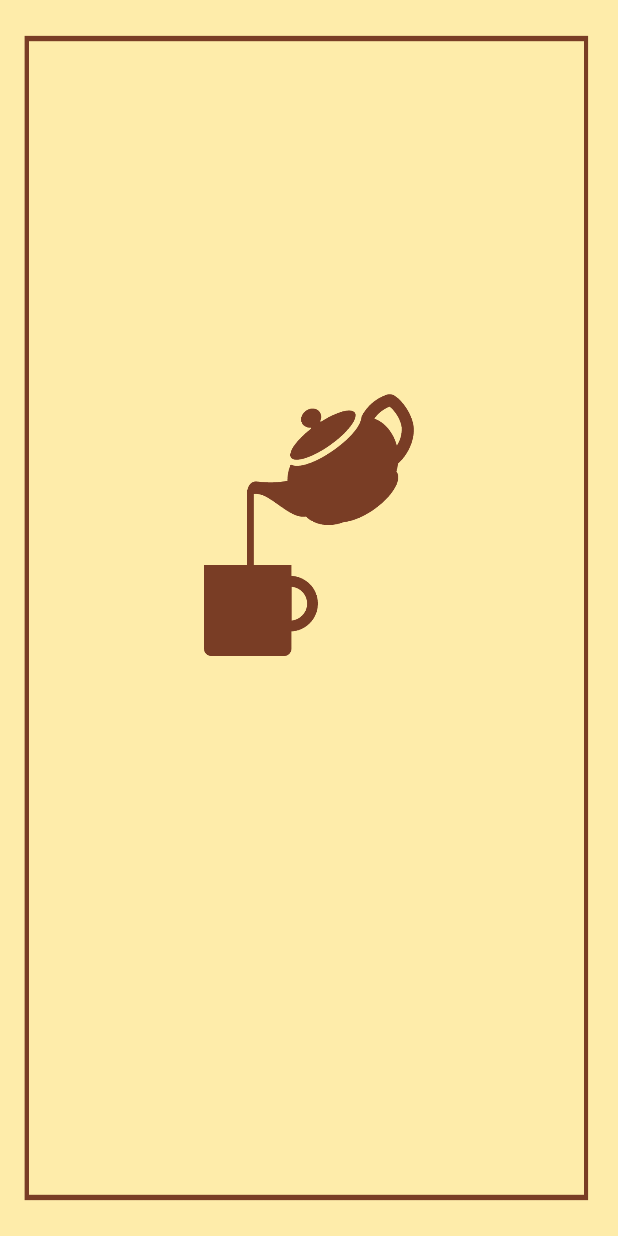
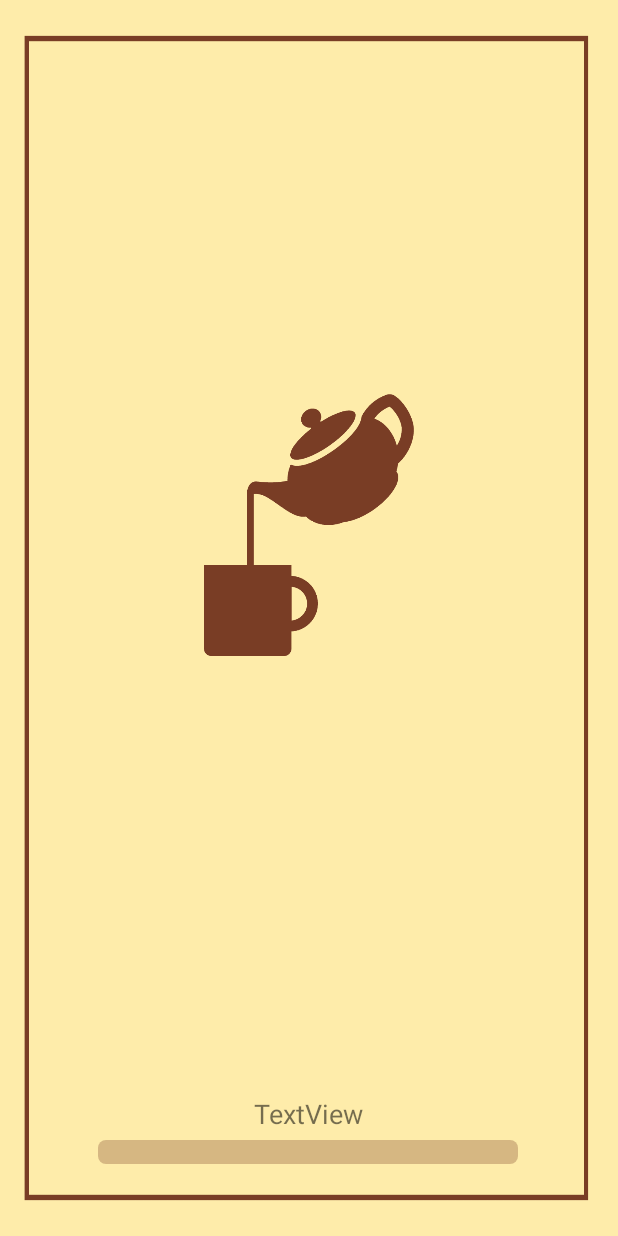
Before and after one commit to EcoffeeProject/EcoffeeApp, an Android app: the ReadyActivity screen opened directly, with no data from a screen before it, on a phone screen of 412 x 824 dp. Run offline under Robolectric (Android 15) with nearby library versions, the phone set to English and light mode, and no system bars; our stand-ins replace Volley; network calls fail; 1 statement that could not run was skipped.

Commit message:
로딩바추가,오류수정, 제출전 최종

```diff
--- a/app/src/main/AndroidManifest.xml
+++ b/app/src/main/AndroidManifest.xml
@@ -21,7 +21,8 @@
         <activity android:name=".MainActivity"/>
         <activity android:name=".JoinActivity"/>
         <activity android:name=".DepositActivity"/>
-        <activity android:name=".ReadyActivity"></activity>
+        <activity android:name=".ReadyActivity">
+        </activity>
         <activity android:name=".SplashActivity">
             <intent-filter>
                 <action android:name="android.intent.action.MAIN" />
--- a/app/src/main/java/com/example/ecoffe/Infomation.java
+++ b/app/src/main/java/com/example/ecoffe/Infomation.java
@@ -18,4 +18,6 @@ public class Infomation {
     final static public int PaySuccess=5;
     final static public int PayUseCoupon=6;
 
+    final static public int Finish=7;
+
 }
--- a/app/src/main/java/com/example/ecoffe/ReadyActivity.java
+++ b/app/src/main/java/com/example/ecoffe/ReadyActivity.java
@@ -1,6 +1,7 @@
 package com.example.ecoffe;
 
 import android.annotation.SuppressLint;
+import android.app.ProgressDialog;
 import android.content.Intent;
 import android.os.Bundle;
 import android.os.Handler;
@@ -22,21 +23,34 @@ import org.json.JSONObject;
 
 import java.io.Serializable;
 
+import androidx.appcompat.app.AppCompatActivity;
+import android.os.AsyncTask;
+import android.os.Bundle;
+import android.os.Handler;
+import android.view.View;
+import android.widget.ProgressBar;
+import android.widget.TextView;
+
+
+
 public class ReadyActivity extends AppCompatActivity implements  Serializable {
     TextView tv_ready,tv_ready2,tv_ready3,tv_ready4,tv_ready5,tv_ready6,tv_ready7,tv_ready8;
     Intent intent;
     User user;
-
+    private TextView tv_bar;
+    private ProgressBar mProgressBar;
     protected void onCreate(Bundle savedInstanceStare) {
 
         intent = getIntent();
         user = (User) intent.getSerializableExtra("user");    //바뀐 User정보 update필요 (스탬프, 잔액, 쿠폰 등)
-
+        updateUserInfo();
 
         super.onCreate(savedInstanceStare);
         setContentView(R.layout.activity_ready);
+        tv_bar = (TextView) findViewById(R.id.tv_bar);
+        mProgressBar = findViewById(R.id.progressBar);
 
-
+        new DownloadTask().execute();
 
         tv_ready = (TextView) findViewById(R.id.tv_ready);  //화면 바뀌는 동작
         tv_ready2 = (TextView) findViewById(R.id.tv_ready2);
@@ -112,12 +126,43 @@ public class ReadyActivity extends AppCompatActivity implements  Serializable {
         new Handler().postDelayed(new Runnable() {
             @Override
             public void run() {
-                updateUserInfo();
+                tv_ready8.startAnimation(anim8);
+                tv_ready7.startAnimation(anim7);
+                tv_ready6.startAnimation(anim6);
+                tv_ready5.startAnimation(anim5);
+                tv_ready4.startAnimation(anim4);
+                tv_ready3.startAnimation(anim3);
+                tv_ready2.startAnimation(anim2);
+                tv_ready.startAnimation(anim);
+
+            }
+        }, 10000); //10초뒤에 실행되는 쓰레드
+
+        new Handler().postDelayed(new Runnable() {
+            @Override
+            public void run() {
+                tv_ready8.startAnimation(anim8);
+                tv_ready7.startAnimation(anim7);
+                tv_ready6.startAnimation(anim6);
+                tv_ready5.startAnimation(anim5);
+                tv_ready4.startAnimation(anim4);
+                tv_ready3.startAnimation(anim3);
+                tv_ready2.startAnimation(anim2);
+                tv_ready.startAnimation(anim);
+
+            }
+        }, 15000); //15초뒤에 실행되는 쓰레드
+
+
+        new Handler().postDelayed(new Runnable() {
+            @Override
+            public void run() {
                 Intent intent = new Intent(ReadyActivity.this, MainActivity.class); //화면 전환
+                intent.putExtra("user",user);
                 startActivity(intent);
                 finish();
             }
-        }, 10000);
+        }, 20000); //20초뒤에 실행
 
     }
 
@@ -152,4 +197,49 @@ public class ReadyActivity extends AppCompatActivity implements  Serializable {
     }
 
 
+
+
+        //로딩바 클래스
+
+        class DownloadTask extends AsyncTask<Void, Integer, Void>{
+
+            @Override
+            protected void onPreExecute() {
+                super.onPreExecute();
+            }
+
+            @Override
+            protected Void doInBackground(Void... voids) {
+                for (int i = 0; i <= 100; i++){
+                    try {
+                        Thread.sleep(190);                  //0.1초 간격으로 sleep
+                    } catch (InterruptedException e) {
+                        e.printStackTrace();
+                    }
+
+                    final int percent = i;
+                    publishProgress(percent);
+
+                }
+                return null;
+            }
+
+            @Override
+            protected void onProgressUpdate(Integer... values) {
+                tv_bar.setText(values[0] +"%");
+                mProgressBar.setProgress(values[0]);
+            }
+
+            @Override
+            protected void onPostExecute(Void aVoid) {
+                super.onPostExecute(aVoid);
+            }
+        }
+
+
+
+
+
+
+
 }
--- a/app/src/main/java/com/example/ecoffe/Step2Fragment.java
+++ b/app/src/main/java/com/example/ecoffe/Step2Fragment.java
@@ -56,10 +56,11 @@ public class Step2Fragment extends Fragment {
 
         if(getArguments()!=null) {
 
-            if (getArguments().getInt("step2_finish") == 0) {
+            if (getArguments().getInt("step2_finish") != Infomation.Finish) {
 
                 Log.d("tag","step2_finish"+ getArguments().getInt("step2_finish")) ;
                 highlight.setVisibility(View.VISIBLE);
+                Log.d("tag","하이라이트step2비지블");
                 step1_result = getArguments().getInt("step1_result"); // step1에서 받아온 값 넣기
 
                 if (step1_result == Infomation.ConnectSuccess) {
@@ -93,6 +94,7 @@ public class Step2Fragment extends Fragment {
                 step2_waiting.setTextColor(0xFF428681); //초록
                 step2_waiting.setText("무게가 측정되었습니다");
                 highlight.setVisibility(View.INVISIBLE);
+                Log.d("tag","하이라이트step2인비지블");
                 papercup_get.setVisibility(View.INVISIBLE);
                 papercup_question.setVisibility(View.INVISIBLE);
             }
--- a/app/src/main/java/com/example/ecoffe/Step3Fragment.java
+++ b/app/src/main/java/com/example/ecoffe/Step3Fragment.java
@@ -43,7 +43,7 @@ public class Step3Fragment extends Fragment {
                 step3_resultment.setTextColor(0xAAef484a); //빨강
                 step3_resultment.setText("종이컵 입니다");
             }
-            onResume();
+        //    onResume();
 
         }
 
@@ -71,6 +71,8 @@ public class Step3Fragment extends Fragment {
                 }
             }, 3000);
 
+            //step3_result=Infomation.Nothing;
+
         }
     }
 }
--- /dev/null
+++ b/app/src/main/res/drawable/custom_progressbar.xml
@@ -0,0 +1,17 @@
+<?xml version="1.0" encoding="utf-8"?>
+<layer-list xmlns:android="http://schemas.android.com/apk/res/android">
+    <item>
+        <shape>
+            <corners android:radius="5dp" />
+            <solid android:color="#4D793D25" />
+        </shape>
+    </item>
+    <item>
+        <clip>
+            <shape>
+                <corners android:radius="2dp" />
+                <solid android:color="#793D25" />
+            </shape>
+        </clip>
+    </item>
+</layer-list>
--- a/app/src/main/res/layout/activity_ready.xml
+++ b/app/src/main/res/layout/activity_ready.xml
@@ -117,4 +117,27 @@
         android:textStyle="bold"
         app:layout_constraintStart_toEndOf="@+id/tv_ready3"
         app:layout_constraintTop_toBottomOf="@+id/imageView16" />
+
+    <ProgressBar
+        android:id="@+id/progressBar"
+        style="?android:attr/progressBarStyleHorizontal"
+        android:layout_width="280dp"
+        android:layout_height="0dp"
+        android:layout_marginBottom="48dp"
+        android:progressDrawable="@drawable/custom_progressbar"
+        app:layout_constraintBottom_toBottomOf="parent"
+        app:layout_constraintEnd_toEndOf="parent"
+        app:layout_constraintHorizontal_bias="0.496"
+        app:layout_constraintStart_toStartOf="parent" />
+
+    <TextView
+        android:id="@+id/tv_bar"
+        android:layout_width="wrap_content"
+        android:layout_height="wrap_content"
+        android:layout_marginBottom="5dp"
+        android:text="TextView"
+        android:textSize="18dp"
+        app:layout_constraintBottom_toTopOf="@+id/progressBar"
+        app:layout_constraintEnd_toEndOf="@+id/progressBar"
+        app:layout_constraintStart_toStartOf="@+id/progressBar" />
 </androidx.constraintlayout.widget.ConstraintLayout>
```
Also changed, not shown: app/src/main/java/com/example/ecoffe/Step1Fragment.java (+11 -1 lines), app/src/main/java/com/example/ecoffe/Step5Fragment.java (+9 -1 lines).
